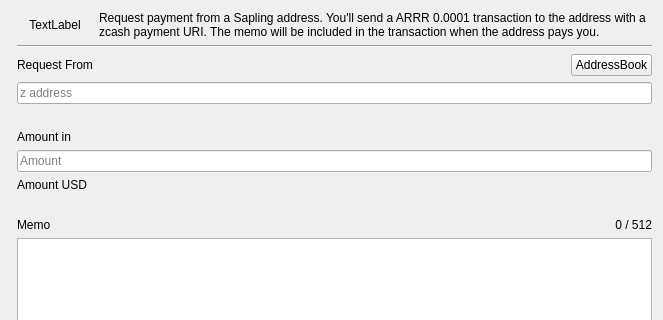
Old version of the form src/requestdialog.ui in the repository ZcashFoundation/zecwallet; both pictures show x 0 to 663 and y 0 to 320 of the 663 by 529 pixel window.
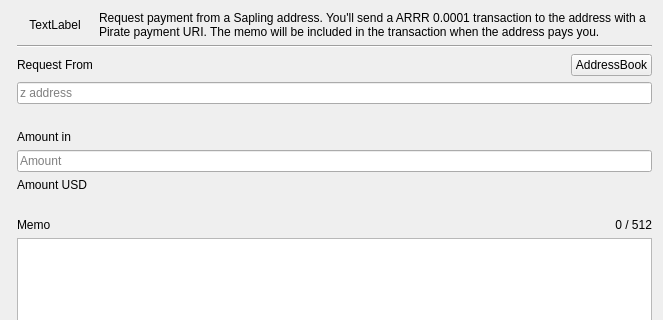
New version of the form. Custom widgets are drawn as their Qt base class.

```diff
--- a/src/requestdialog.ui
+++ b/src/requestdialog.ui
@@ -216,7 +216,7 @@
    <item row="0" column="2" colspan="2">
     <widget class="QLabel" name="lblHeader">
      <property name="text">
-      <string>Request payment from a Sapling address. You'll send a ARRR 0.0001 transaction to the address with a zcash payment URI. The memo will be included in the transaction when the address pays you.</string>
+      <string>Request payment from a Sapling address. You'll send a ARRR 0.0001 transaction to the address with a Pirate payment URI. The memo will be included in the transaction when the address pays you.</string>
      </property>
      <property name="wordWrap">
       <bool>true</bool>
```
